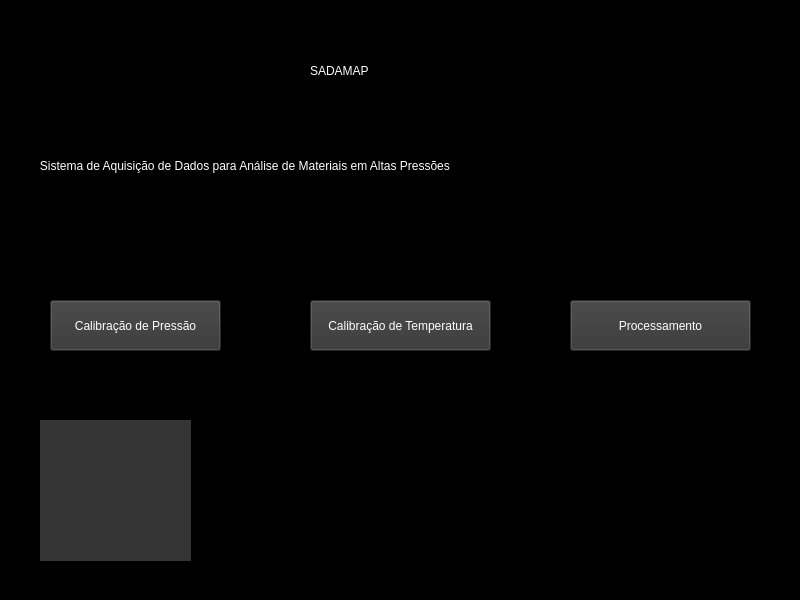
Before: the Qt Designer form Interface/Resources/MainWindow.ui in claudinoac/SADAPMAP, drawn with Qt 5.
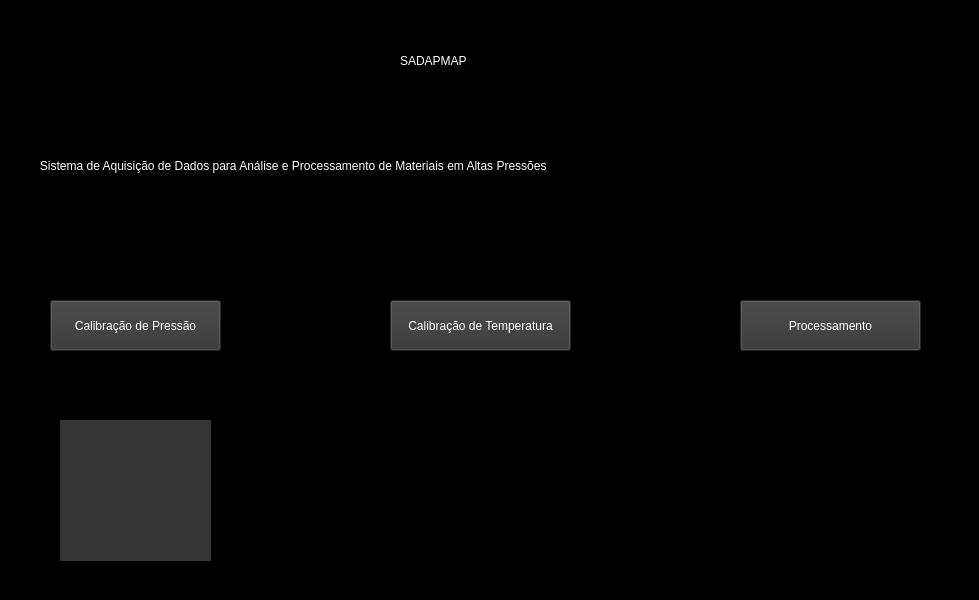
After: the same form once the commit is applied. Icons and pictures are not drawn.

Commit message: ADD: LAPMA, CTA and UFRGS logos added to the main screen

Diff of the .ui file:
```diff
--- a/Interface/Resources/MainWindow.ui
+++ b/Interface/Resources/MainWindow.ui
@@ -6,7 +6,7 @@
    <rect>
     <x>0</x>
     <y>0</y>
-    <width>800</width>
+    <width>979</width>
     <height>600</height>
    </rect>
   </property>
@@ -23,7 +23,7 @@
      <rect>
       <x>30</x>
       <y>130</y>
-      <width>741</width>
+      <width>921</width>
       <height>71</height>
      </rect>
     </property>
@@ -32,15 +32,15 @@
 font: 15pt &quot;Noto Serif&quot;;</string>
     </property>
     <property name="text">
-     <string>   Sistema de Aquisição de Dados para Análise de Materiais em Altas Pressões</string>
+     <string>   Sistema de Aquisição de Dados para Análise e Processamento de Materiais em Altas Pressões</string>
     </property>
    </widget>
    <widget class="QLabel" name="label_2">
     <property name="geometry">
      <rect>
-      <x>310</x>
-      <y>30</y>
-      <width>141</width>
+      <x>400</x>
+      <y>20</y>
+      <width>171</width>
       <height>81</height>
      </rect>
     </property>
@@ -49,7 +49,7 @@
 font: 22pt &quot;Noto Serif&quot;;</string>
     </property>
     <property name="text">
-     <string>SADAMAP</string>
+     <string>SADAPMAP</string>
     </property>
    </widget>
    <widget class="QToolButton" name="pressButton">
@@ -72,7 +72,7 @@
    <widget class="QToolButton" name="tempButton">
     <property name="geometry">
      <rect>
-      <x>310</x>
+      <x>390</x>
       <y>300</y>
       <width>181</width>
       <height>51</height>
@@ -89,7 +89,7 @@
    <widget class="QToolButton" name="procButton">
     <property name="geometry">
      <rect>
-      <x>570</x>
+      <x>740</x>
       <y>300</y>
       <width>181</width>
       <height>51</height>
@@ -105,7 +105,7 @@
    <widget class="QLabel" name="label_3">
     <property name="geometry">
      <rect>
-      <x>40</x>
+      <x>60</x>
       <y>420</y>
       <width>151</width>
       <height>141</height>
@@ -128,7 +128,7 @@
    <widget class="QLabel" name="label_4">
     <property name="geometry">
      <rect>
-      <x>590</x>
+      <x>730</x>
       <y>420</y>
       <width>171</width>
       <height>141</height>
@@ -151,9 +151,9 @@
    <widget class="QLabel" name="label_5">
     <property name="geometry">
      <rect>
-      <x>260</x>
+      <x>310</x>
       <y>420</y>
-      <width>281</width>
+      <width>361</width>
       <height>151</height>
      </rect>
     </property>
```
